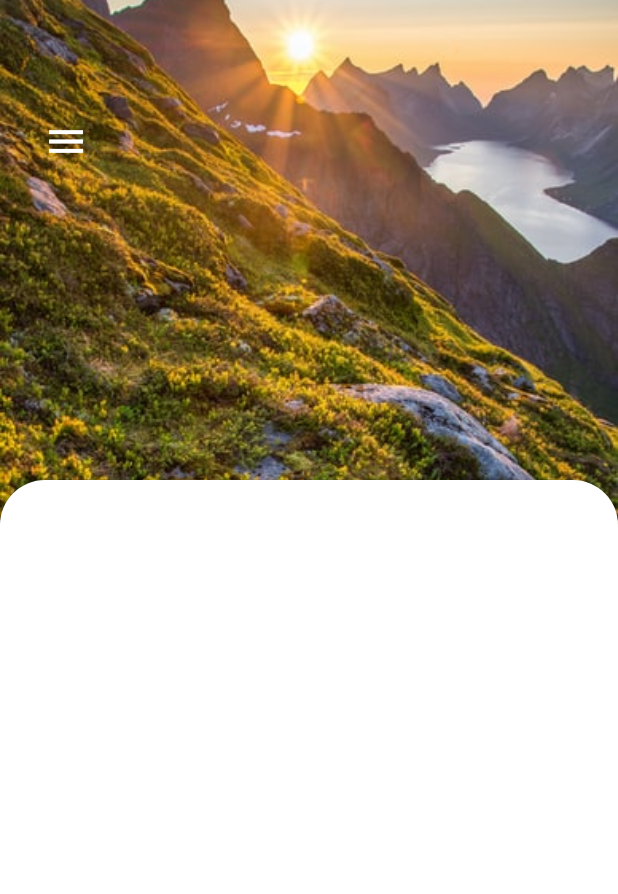
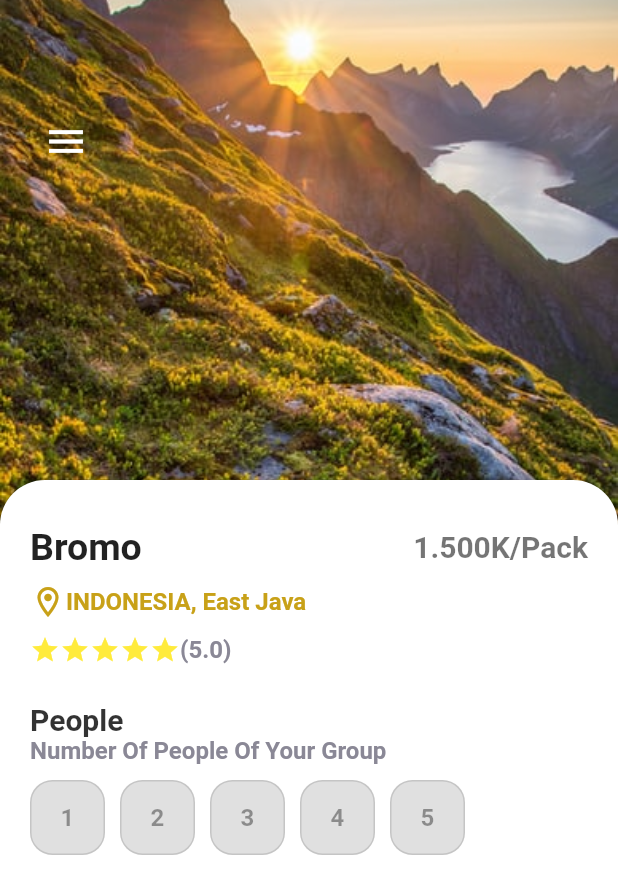
Before and after one commit to saldisucipto/flutter_great, a Flutter app: the screen it shows after launch, on a phone screen of 412 x 824 dp. Shown: the top 894 px of the screen. Run offline on Flutter 3.47's test engine with Material 2 defaults, Android fonts, the phone set to English and light mode, and no system bars.

Commit message:
Button Custom 2:36:17

```diff
--- a/lib/pages/detail_page.dart
+++ b/lib/pages/detail_page.dart
@@ -1,4 +1,8 @@
 import 'package:flutter/material.dart';
+import 'package:greatapp/misc/color.dart';
+import 'package:greatapp/widgets/app_button.dart';
+import 'package:greatapp/widgets/app_large_text.dart';
+import 'package:greatapp/widgets/app_text.dart';
 
 class DetailPages extends StatefulWidget {
   const DetailPages({Key? key}) : super(key: key);
@@ -8,6 +12,7 @@ class DetailPages extends StatefulWidget {
 }
 
 class _DetailPagesState extends State<DetailPages> {
+  int selectedIndex = -1;
   @override
   Widget build(BuildContext context) {
     return Scaffold(
@@ -35,7 +40,9 @@ class _DetailPagesState extends State<DetailPages> {
               child: Row(
                 children: [
                   IconButton(
-                    onPressed: () {},
+                    onPressed: () {
+                      print("Button CLicked");
+                    },
                     icon: Icon(Icons.menu),
                     color: Colors.white,
                     iconSize: 30,
@@ -46,6 +53,7 @@ class _DetailPagesState extends State<DetailPages> {
             Positioned(
               top: 320,
               child: Container(
+                padding: const EdgeInsets.only(left: 20, right: 20, top: 30),
                 width: MediaQuery.of(context).size.width,
                 height: 600,
                 decoration: BoxDecoration(
@@ -62,6 +70,104 @@ class _DetailPagesState extends State<DetailPages> {
                     ),
                   ],
                 ),
+                child: Column(
+                  crossAxisAlignment: CrossAxisAlignment.start,
+                  children: [
+                    Row(
+                      mainAxisAlignment: MainAxisAlignment.spaceBetween,
+                      children: [
+                        AppLargeText(
+                          text: "Bromo",
+                          size: 25,
+                          color: Colors.black87,
+                        ),
+                        AppLargeText(
+                          text: "1.500K/Pack",
+                          size: 20,
+                          color: Colors.black54,
+                        ),
+                      ],
+                    ),
+                    SizedBox(
+                      height: 10,
+                    ),
+                    Row(
+                      children: [
+                        Icon(
+                          Icons.location_on_outlined,
+                          color: AppsColor.mainColor,
+                        ),
+                        AppText(
+                          text: "INDONESIA, East Java",
+                          color: AppsColor.mainColor,
+                        )
+                      ],
+                    ),
+                    SizedBox(
+                      height: 10,
+                    ),
+                    Row(
+                      children: [
+                        Wrap(
+                          children: List.generate(
+                            5,
+                            (index) => Icon(
+                              Icons.star,
+                              size: 20,
+                              color: Colors.yellow,
+                            ),
+                          ),
+                        ),
+                        AppText(
+                          text: "(5.0)",
+                          color: AppsColor.textColor2,
+                        ),
+                      ],
+                    ),
+                    SizedBox(
+                      height: 25,
+                    ),
+                    AppLargeText(
+                      text: "People",
+                      color: Colors.black.withOpacity(0.8),
+                      size: 20,
+                    ),
+                    AppText(
+                      text: "Number Of People Of Your Group",
+                      color: AppsColor.textColor2,
+                    ),
+                    SizedBox(
+                      height: 10,
+                    ),
+                    Wrap(
+                      children: List.generate(
+                        5,
+                        (index) => InkWell(
+                          onTap: () {
+                            setState(() {
+                              selectedIndex = index;
+                              // print("button clicked");
+                              // print(selectedIndex);
+                              // print(index);
+                            });
+                          },
+                          child: AppButton(
+                            text: (index + 1).toString(),
+                            color: selectedIndex == index
+                                ? Colors.white
+                                : Colors.black38,
+                            colorBackground: selectedIndex == index
+                                ? AppsColor.mainColor
+                                : Colors.black12,
+                            size: 50,
+                            borderColor: AppsColor.buttonBackground,
+                            isIcon: false,
+                          ),
+                        ),
+                      ),
+                    ),
+                  ],
+                ),
               ),
             )
           ],
--- /dev/null
+++ b/lib/widgets/app_button.dart
@@ -0,0 +1,55 @@
+import 'package:flutter/material.dart';
+import 'package:greatapp/misc/color.dart';
+import 'package:greatapp/widgets/app_text.dart';
+
+class AppButton extends StatelessWidget {
+  // field
+  final Color color;
+  String? text;
+  IconData? icon;
+  final Color colorBackground;
+  double size;
+  final Color borderColor;
+  bool? isIcon;
+
+  AppButton({
+    Key? key,
+    required this.color,
+    this.text,
+    this.icon,
+    required this.colorBackground,
+    required this.size,
+    required this.borderColor,
+    this.isIcon = false,
+  }) : super(key: key);
+
+  @override
+  Widget build(BuildContext context) {
+    return Container(
+      margin: const EdgeInsets.only(right: 10),
+      width: size,
+      height: size,
+      decoration: BoxDecoration(
+        border: Border.all(
+          color: colorBackground,
+          width: 1.0,
+        ),
+        borderRadius: BorderRadius.circular(15),
+        color: colorBackground,
+      ),
+      child: isIcon == false
+          ? Center(
+              child: AppText(
+                text: text!,
+                color: color,
+              ),
+            )
+          : Center(
+              child: Icon(
+                icon,
+                color: color,
+              ),
+            ),
+    );
+  }
+}
```
